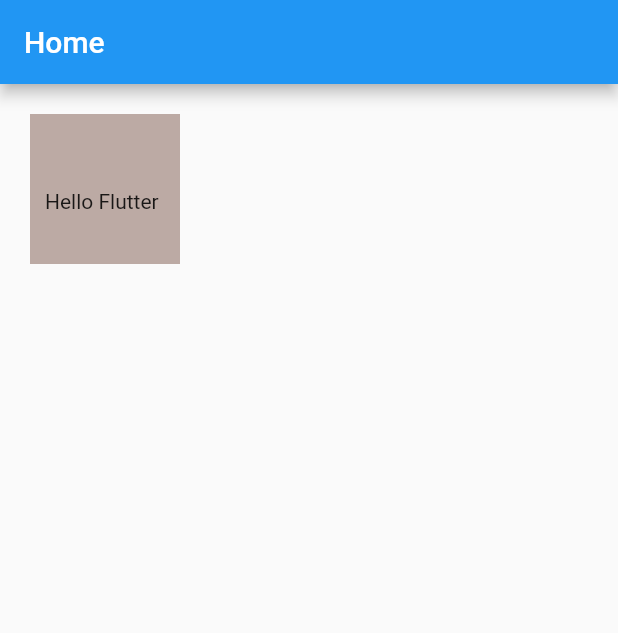
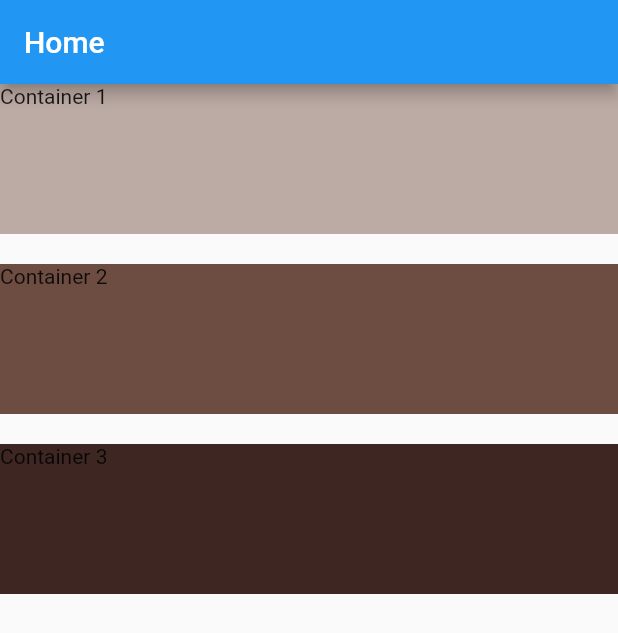
Before and after one commit to jpmehedi/flutter_learning, a Flutter app: the screen it shows after launch, on a phone screen of 412 x 824 dp. Shown: the top 633 px of the screen. Run offline on Flutter 3.47's test engine with Material 2 defaults, Android fonts, the phone set to English and light mode, and no system bars.

Commit message:
how to use column and row widget for layout

```diff
--- a/learnflutter/lib/main.dart
+++ b/learnflutter/lib/main.dart
@@ -14,19 +14,54 @@ class MyApp extends StatelessWidget {
       home: Scaffold(
         appBar: AppBar(title: Text("Home"),),
         body:SafeArea(
-            child: Container(
-            height: 100.00,
-            width: 100.00,
-            color: Colors.brown[200],
-            //margin: EdgeInsets.all(50),
-            margin: EdgeInsets.fromLTRB(20, 20, 0, 0),
-            //margin: EdgeInsets.only(left:50),
-           //margin: EdgeInsets.symmetric(vertical: 50,horizontal: 100),
+          // Under all of those property to same use the row widget
+            child: Column(
 
-           //padding: EdgeInsets.all(25),
-            padding: EdgeInsets.fromLTRB(10, 50, 10, 8),
-            child: Text("Hello Flutter"),
-          ),
+              //mainAxisAlignment: MainAxisAlignment.center,
+              //mainAxisAlignment: MainAxisAlignment.end,
+              //mainAxisAlignment: MainAxisAlignment.spaceEvenly,
+              //mainAxisAlignment: MainAxisAlignment.spaceBetween,
+
+              //mainAxisSize: MainAxisSize.min,
+              //mainAxisSize: MainAxisSize.max,
+
+              //verticalDirection: VerticalDirection.down,
+              //verticalDirection: VerticalDirection.up,
+
+              //crossAxisAlignment:CrossAxisAlignment.end ,
+              crossAxisAlignment: CrossAxisAlignment.stretch,
+              children: <Widget>[
+                Container(
+                height: 100.00,
+                //for corssAxisAlignment width consider
+               // width: 100.00,
+               // if corssAxisalignment.end so use width double.infinity
+               // if corssAxisalignment.stretch so not use width but ultimately both are same result
+               //width: double.infinity,
+                color: Colors.brown[200],
+                child: Text("Container 1"),
+              ),
+              SizedBox(
+                //Height use for column
+                //Width use for row
+                height: 20.00,
+
+              ),
+               Container(
+                height: 100.00,
+                //width: 100.00,
+                color: Colors.brown[600],
+                child: Text("Container 2"),
+              ),
+              SizedBox(height: 20.00,),
+              Container(
+                height: 100.00,
+                //width: 100.00,
+                color: Colors.brown[900],
+                child: Text("Container 3"),
+              ),
+              ],
+            ),
         )
       ),
     );
```
